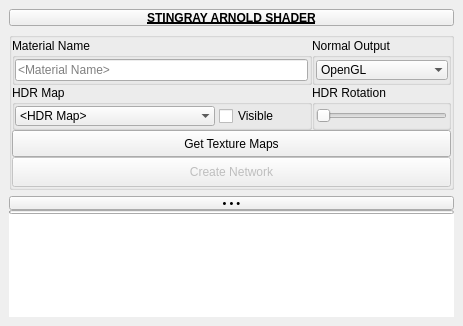
Above: mayatk/shadertk/stingray_arnold_shader.ui from m3trik/mayatk before the change. Below: the same form after it.
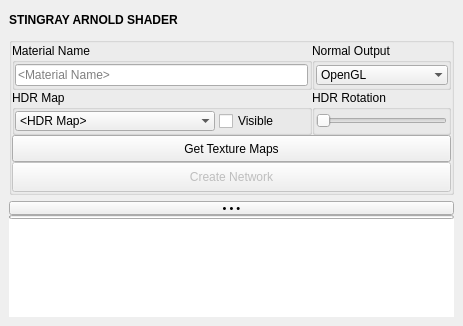
That is the form after the change. Custom widgets are drawn as their Qt base class.

What changed in the file:
```diff
--- a/mayatk/shadertk/stingray_arnold_shader.ui
+++ b/mayatk/shadertk/stingray_arnold_shader.ui
@@ -48,32 +48,28 @@
        <enum>QLayout::SetFixedSize</enum>
       </property>
       <item>
-       <widget class="PushButtonDraggable" name="draggable_header">
+       <widget class="Draggable_header" name="draggable_header">
         <property name="minimumSize">
          <size>
-          <width>19</width>
-          <height>17</height>
+          <width>0</width>
+          <height>22</height>
          </size>
         </property>
         <property name="maximumSize">
          <size>
           <width>999</width>
-          <height>17</height>
+          <height>22</height>
          </size>
         </property>
         <property name="font">
          <font>
           <weight>75</weight>
           <bold>true</bold>
-          <underline>true</underline>
          </font>
         </property>
         <property name="text">
          <string>STINGRAY ARNOLD SHADER</string>
         </property>
-        <property name="checkable">
-         <bool>true</bool>
-        </property>
        </widget>
       </item>
       <item>
@@ -575,9 +571,9 @@
  </widget>
  <customwidgets>
   <customwidget>
-   <class>PushButtonDraggable</class>
-   <extends>QPushButton</extends>
-   <header>widgets.pushbuttondraggable.h</header>
+   <class>Draggable_header</class>
+   <extends>QLabel</extends>
+   <header>draggable_header.h</header>
   </customwidget>
   <customwidget>
    <class>ComboBox</class>
```
